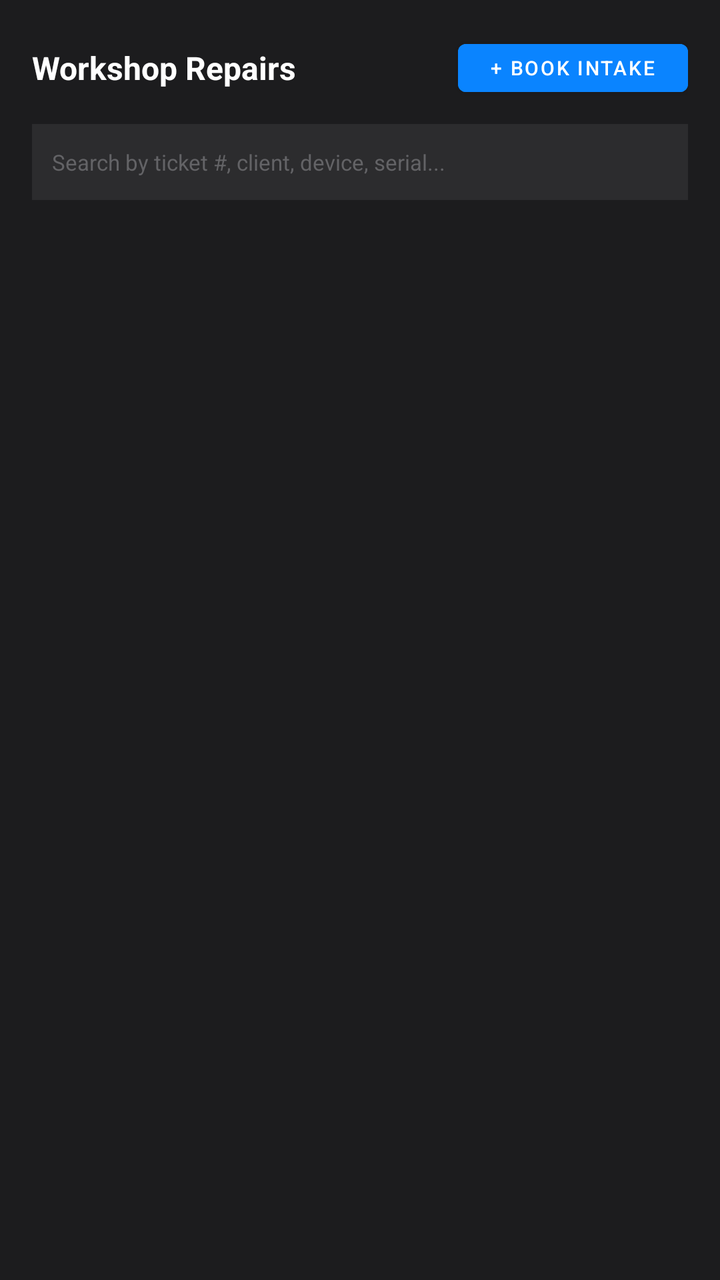
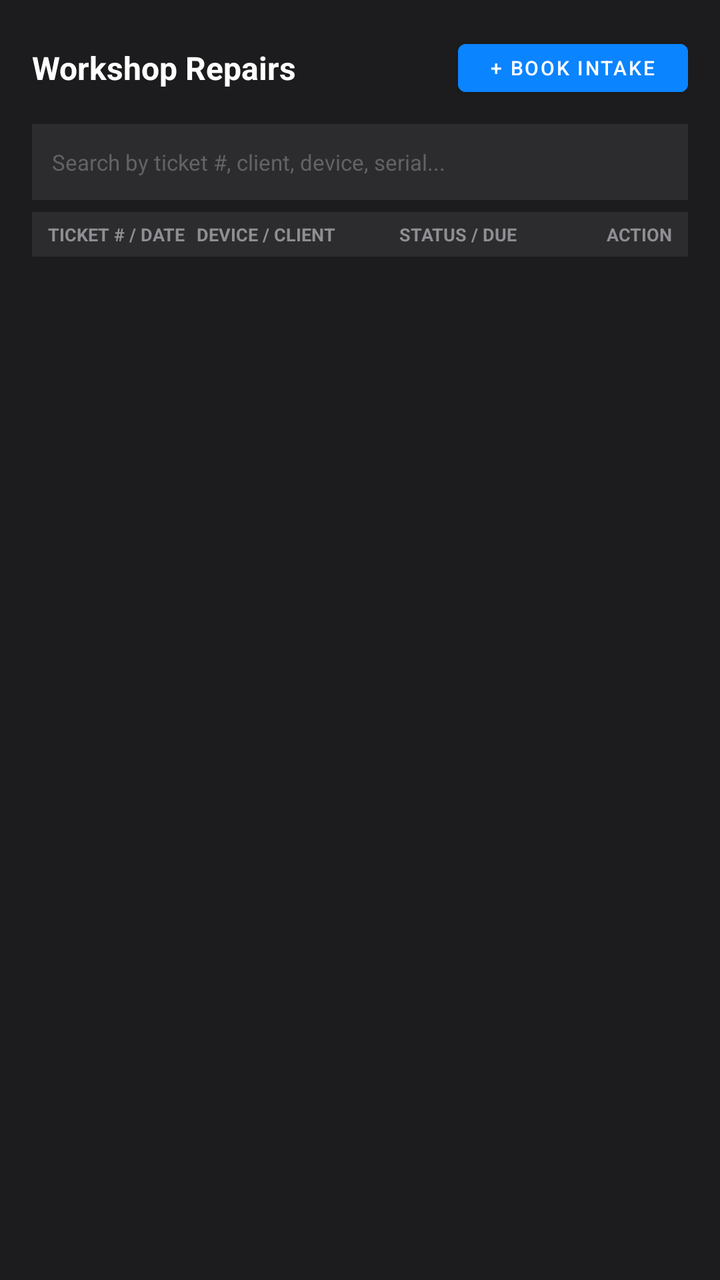

Two renders of the same Android screen: before a commit and after it. Below are the layout's source before the change and the commit's diff.
<!-- AndroidManifest.xml: application theme Theme.UrbanDevicePOS -->
<!-- res/layout/dialog_repairs_list.xml -->
<?xml version="1.0" encoding="utf-8"?>
<LinearLayout xmlns:android="http://schemas.android.com/apk/res/android"
    android:layout_width="match_parent"
    android:layout_height="wrap_content"
    android:orientation="vertical"
    android:background="@color/pos_surface"
    android:padding="16dp">

    <LinearLayout
        android:layout_width="match_parent"
        android:layout_height="wrap_content"
        android:orientation="horizontal"
        android:gravity="center_vertical"
        android:layout_marginBottom="10dp">

        <TextView
            android:layout_width="0dp"
            android:layout_height="wrap_content"
            android:layout_weight="1"
            android:text="Workshop Repairs"
            android:textColor="@color/pos_text_primary"
            android:textStyle="bold"
            android:textSize="16sp" />

        <Button
            android:id="@+id/btn_repairs_dialog_book_new"
            android:layout_width="wrap_content"
            android:layout_height="36dp"
            android:text="+ Book Intake"
            android:textSize="10sp"
            android:backgroundTint="@color/pos_accent"
            android:textColor="#FFFFFF" />
    </LinearLayout>

    <EditText
        android:id="@+id/et_repairs_search"
        android:layout_width="match_parent"
        android:layout_height="38dp"
        android:hint="Search by ticket #, client, device, serial..."
        android:textColorHint="@color/pos_text_muted"
        android:textColor="@color/pos_text_primary"
        android:background="@color/pos_surface_variant"
        android:paddingHorizontal="10dp"
        android:textSize="11sp"
        android:layout_marginBottom="8dp" />

    <ScrollView
        android:layout_width="match_parent"
        android:layout_height="280dp">

        <LinearLayout
            android:id="@+id/layout_repairs_items_container"
            android:layout_width="match_parent"
            android:layout_height="wrap_content"
            android:orientation="vertical" />
    </ScrollView>
</LinearLayout>
<!-- resources referenced by this layout -->
<resources>
  <color name="pos_accent">#0A84FF</color>
  <color name="pos_surface">#1C1C1E</color>
  <color name="pos_surface_variant">#2C2C2E</color>
  <color name="pos_text_muted">#636366</color>
  <color name="pos_text_primary">#FFFFFF</color>
  <style name="Theme.UrbanDevicePOS" parent="Theme.MaterialComponents.DayNight.NoActionBar">
          <item name="android:windowBackground">@color/pos_background</item>
          <item name="colorPrimary">@color/pos_accent</item>
          <item name="colorSecondary">@color/pos_accent</item>
          <item name="android:textColorPrimary">@color/pos_text_primary</item>
      </style>
  <color name="pos_background">#121214</color>
</resources>

<!-- the commit's change to res/layout/dialog_repairs_list.xml (unified diff, before → after) -->
@@ -42,7 +42,54 @@
         android:background="@color/pos_surface_variant"
         android:paddingHorizontal="10dp"
         android:textSize="11sp"
-        android:layout_marginBottom="8dp" />
+        android:layout_marginBottom="6dp" />
+
+    
+    <LinearLayout
+        android:layout_width="match_parent"
+        android:layout_height="wrap_content"
+        android:orientation="horizontal"
+        android:background="@color/pos_surface_variant"
+        android:paddingVertical="5dp"
+        android:paddingHorizontal="8dp"
+        android:layout_marginBottom="4dp">
+
+        <TextView
+            android:layout_width="0dp"
+            android:layout_height="wrap_content"
+            android:layout_weight="1.1"
+            android:text="TICKET # / DATE"
+            android:textColor="@color/pos_text_secondary"
+            android:textSize="9sp"
+            android:textStyle="bold" />
+
+        <TextView
+            android:layout_width="0dp"
+            android:layout_height="wrap_content"
+            android:layout_weight="1.5"
+            android:text="DEVICE / CLIENT"
+            android:textColor="@color/pos_text_secondary"
+            android:textSize="9sp"
+            android:textStyle="bold" />
+
+        <TextView
+            android:layout_width="0dp"
+            android:layout_height="wrap_content"
+            android:layout_weight="1.2"
+            android:text="STATUS / DUE"
+            android:textColor="@color/pos_text_secondary"
+            android:textSize="9sp"
+            android:textStyle="bold" />
+
+        <TextView
+            android:layout_width="55dp"
+            android:layout_height="wrap_content"
+            android:text="ACTION"
+            android:textColor="@color/pos_text_secondary"
+            android:textSize="9sp"
+            android:textStyle="bold"
+            android:gravity="end" />
+    </LinearLayout>
 
     <ScrollView
         android:layout_width="match_parent"
<!-- resource entries referenced after the edit -->
@@ -5,6 +5,7 @@
   <color name="pos_surface_variant">#2C2C2E</color>
   <color name="pos_text_muted">#636366</color>
   <color name="pos_text_primary">#FFFFFF</color>
+  <color name="pos_text_secondary">#8E8E93</color>
   <style name="Theme.UrbanDevicePOS" parent="Theme.MaterialComponents.DayNight.NoActionBar">
           <item name="android:windowBackground">@color/pos_background</item>
           <item name="colorPrimary">@color/pos_accent</item>
